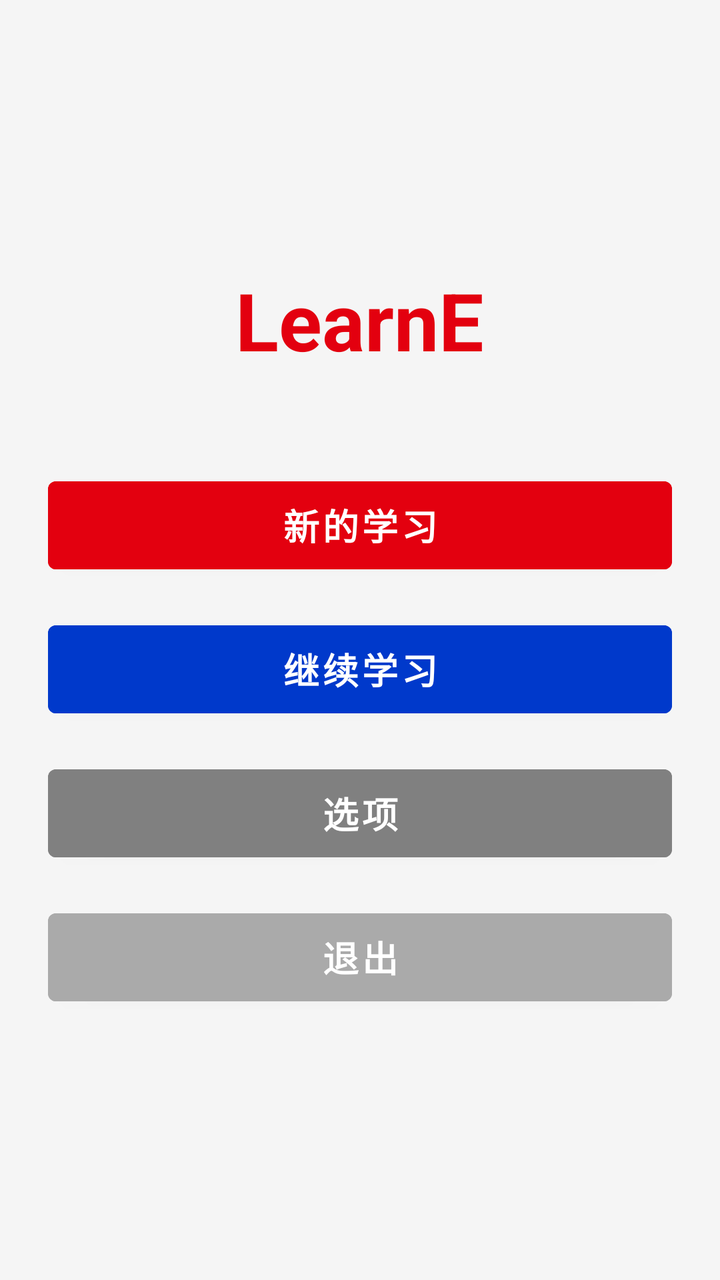
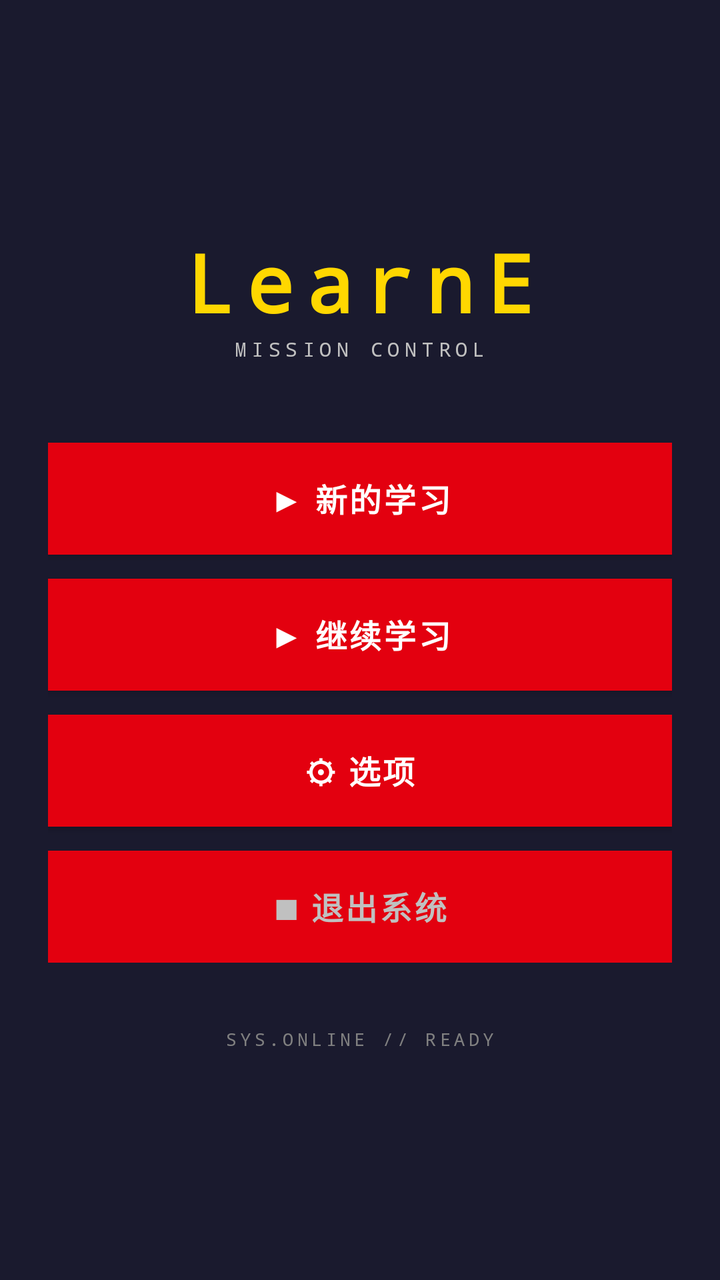

Before-and-after screenshots of an Android layout around one commit, followed by the original layout XML and the change that was made.
<!-- AndroidManifest.xml: activity theme Theme.LearnE -->
<!-- res/layout/activity_study_plan.xml -->
<?xml version="1.0" encoding="utf-8"?>
<LinearLayout
    xmlns:android="http://schemas.android.com/apk/res/android"
    android:layout_width="match_parent"
    android:layout_height="match_parent"
    android:orientation="vertical"
    android:background="#F5F5F5"
    android:padding="24dp"
    android:gravity="center">

    <TextView
        android:layout_width="wrap_content"
        android:layout_height="wrap_content"
        android:text="LearnE"
        android:textColor="#E3000F"
        android:textSize="40sp"
        android:textStyle="bold"
        android:layout_gravity="center_horizontal"/>

    
    <LinearLayout
        android:layout_width="match_parent"
        android:layout_height="wrap_content"
        android:orientation="vertical"
        android:layout_marginTop="48dp">

        
        <Button
            android:id="@+id/btn_new_journey"
            android:layout_width="match_parent"
            android:layout_height="56dp"
            android:text="新的学习"
            android:textColor="#FFFFFF"
            android:textSize="18sp"
            android:textStyle="bold"
            android:layout_marginBottom="16dp"
            android:backgroundTint="#E3000F"/>

        
        <Button
            android:id="@+id/btn_continue_journey"
            android:layout_width="match_parent"
            android:layout_height="56dp"
            android:text="继续学习"
            android:textColor="#FFFFFF"
            android:textSize="18sp"
            android:textStyle="bold"
            android:layout_marginBottom="16dp"
            android:backgroundTint="#0039CB"/>

        
        <Button
            android:id="@+id/btn_settings"
            android:layout_width="match_parent"
            android:layout_height="56dp"
            android:text="选项"
            android:textColor="#FFFFFF"
            android:textSize="18sp"
            android:textStyle="bold"
            android:layout_marginBottom="16dp"
            android:backgroundTint="#808080"/>

        
        <Button
            android:id="@+id/btn_exit"
            android:layout_width="match_parent"
            android:layout_height="56dp"
            android:text="退出"
            android:textColor="#FFFFFF"
            android:textSize="18sp"
            android:textStyle="bold"
            android:backgroundTint="#AAAAAA"/>

    </LinearLayout>

</LinearLayout>
<!-- resources referenced by this layout -->
<resources>
  <style name="Theme.LearnE" parent="Theme.MaterialComponents.Light.NoActionBar">
          <item name="colorPrimary">@color/primary</item>
          <item name="colorPrimaryDark">@color/primary_dark</item>
          <item name="colorAccent">@color/accent</item>
      </style>
  <color name="primary">#E3000F</color>
  <color name="primary_dark">#B3000C</color>
  <color name="accent">#0039CB</color>
</resources>

<!-- the commit's change to res/layout/activity_study_plan.xml (unified diff, before → after) -->
@@ -4,73 +4,102 @@
     android:layout_width="match_parent"
     android:layout_height="match_parent"
     android:orientation="vertical"
-    android:background="#F5F5F5"
+    android:background="@color/mecha_hull"
     android:padding="24dp"
     android:gravity="center">
+
+    
+    <TextView
+        android:layout_width="wrap_content"
+        android:layout_height="wrap_content"
+        android:text="LearnE"
+        android:textColor="@color/mecha_gold"
+        android:textSize="40sp"
+        android:textStyle="bold"
+        android:fontFamily="monospace"
+        android:letterSpacing="0.15"
+        android:layout_gravity="center_horizontal"/>
 
     <TextView
         android:layout_width="wrap_content"
         android:layout_height="wrap_content"
-        android:text="LearnE"
-        android:textColor="#E3000F"
-        android:textSize="40sp"
-        android:textStyle="bold"
-        android:layout_gravity="center_horizontal"/>
+        android:text="MISSION CONTROL"
+        android:textColor="@color/mecha_armor"
+        android:textSize="10sp"
+        android:fontFamily="monospace"
+        android:letterSpacing="0.25"
+        android:layout_gravity="center_horizontal"
+        android:layout_marginBottom="4dp"/>
 
     
     <LinearLayout
         android:layout_width="match_parent"
         android:layout_height="wrap_content"
         android:orientation="vertical"
-        android:layout_marginTop="48dp">
+        android:layout_marginTop="36dp">
 
         
         <Button
             android:id="@+id/btn_new_journey"
             android:layout_width="match_parent"
             android:layout_height="56dp"
-            android:text="新的学习"
-            android:textColor="#FFFFFF"
-            android:textSize="18sp"
+            android:text="▶ 新的学习"
+            android:textColor="@color/mecha_white"
+            android:textSize="16sp"
             android:textStyle="bold"
-            android:layout_marginBottom="16dp"
-            android:backgroundTint="#E3000F"/>
+            android:background="@drawable/btn_primary"
+            android:layout_marginBottom="12dp"
+            android:letterSpacing="0.08"/>
 
         
         <Button
             android:id="@+id/btn_continue_journey"
             android:layout_width="match_parent"
             android:layout_height="56dp"
-            android:text="继续学习"
-            android:textColor="#FFFFFF"
-            android:textSize="18sp"
+            android:text="▶ 继续学习"
+            android:textColor="@color/mecha_white"
+            android:textSize="16sp"
             android:textStyle="bold"
-            android:layout_marginBottom="16dp"
-            android:backgroundTint="#0039CB"/>
+            android:background="@drawable/btn_accent"
+            android:layout_marginBottom="12dp"
+            android:letterSpacing="0.08"/>
 
         
         <Button
             android:id="@+id/btn_settings"
             android:layout_width="match_parent"
             android:layout_height="56dp"
-            android:text="选项"
-            android:textColor="#FFFFFF"
-            android:textSize="18sp"
+            android:text="⚙ 选项"
+            android:textColor="@color/mecha_white"
+            android:textSize="16sp"
             android:textStyle="bold"
-            android:layout_marginBottom="16dp"
-            android:backgroundTint="#808080"/>
+            android:background="@drawable/btn_gold"
+            android:layout_marginBottom="12dp"
+            android:letterSpacing="0.08"/>
 
         
         <Button
             android:id="@+id/btn_exit"
             android:layout_width="match_parent"
             android:layout_height="56dp"
-            android:text="退出"
-            android:textColor="#FFFFFF"
-            android:textSize="18sp"
+            android:text="■ 退出系统"
+            android:textColor="@color/mecha_armor"
+            android:textSize="16sp"
             android:textStyle="bold"
-            android:backgroundTint="#AAAAAA"/>
+            android:background="@drawable/card_metal"
+            android:letterSpacing="0.08"/>
 
     </LinearLayout>
 
+    
+    <TextView
+        android:layout_width="wrap_content"
+        android:layout_height="wrap_content"
+        android:layout_marginTop="32dp"
+        android:text="SYS.ONLINE // READY"
+        android:textColor="@color/mecha_armor_dark"
+        android:textSize="9sp"
+        android:fontFamily="monospace"
+        android:letterSpacing="0.2"/>
+
 </LinearLayout>
<!-- resource entries referenced after the edit -->
@@ -1,12 +1,74 @@
 <!-- resources referenced by this layout -->
 <resources>
+  <color name="mecha_armor">#C0C0C0</color>
+  <color name="mecha_armor_dark">#808080</color>
+  <color name="mecha_gold">#FFD700</color>
+  <color name="mecha_hull">#1A1A2E</color>
+  <color name="mecha_white">#FFFFFF</color>
+  <!-- drawable btn_accent (drawable) -->
+  <?xml version="1.0" encoding="utf-8"?>
+  <selector xmlns:android="http://schemas.android.com/apk/res/android">
+      <item android:state_pressed="true">
+          <shape android:shape="rectangle">
+              <solid android:color="#002D9E"/>
+              <stroke android:width="2dp" android:color="#FFD700"/>
+          </shape>
+      </item>
+      <item>
+          <shape android:shape="rectangle">
+              <solid android:color="#0039CB"/>
+              <stroke android:width="1dp" android:color="#C0C0C0"/>
+          </shape>
+      </item>
+  </selector>
+  <!-- drawable btn_gold (drawable) -->
+  <?xml version="1.0" encoding="utf-8"?>
+  <selector xmlns:android="http://schemas.android.com/apk/res/android">
+      <item android:state_pressed="true">
+          <shape android:shape="rectangle">
+              <solid android:color="#C8A200"/>
+              <stroke android:width="2dp" android:color="#E3000F"/>
+          </shape>
+      </item>
+      <item>
+          <shape android:shape="rectangle">
+              <solid android:color="#FFD700"/>
+              <stroke android:width="1dp" android:color="#808080"/>
+          </shape>
+      </item>
+  </selector>
+  <!-- drawable btn_primary (drawable) -->
+  <?xml version="1.0" encoding="utf-8"?>
+  <selector xmlns:android="http://schemas.android.com/apk/res/android">
+      <item android:state_pressed="true">
+          <shape android:shape="rectangle">
+              <solid android:color="#B3000C"/>
+              <stroke android:width="2dp" android:color="#FFD700"/>
+          </shape>
+      </item>
+      <item>
+          <shape android:shape="rectangle">
+              <solid android:color="#E3000F"/>
+              <stroke android:width="1dp" android:color="#C0C0C0"/>
+          </shape>
+      </item>
+  </selector>
+  <!-- drawable card_metal (drawable) -->
+  <?xml version="1.0" encoding="utf-8"?>
+  <shape xmlns:android="http://schemas.android.com/apk/res/android" android:shape="rectangle">
+      <gradient android:startColor="#252542" android:endColor="#1A1A2E" android:angle="135"/>
+      <stroke android:width="2dp" android:color="#C0C0C0"/>
+  </shape>
   <style name="Theme.LearnE" parent="Theme.MaterialComponents.Light.NoActionBar">
-          <item name="colorPrimary">@color/primary</item>
-          <item name="colorPrimaryDark">@color/primary_dark</item>
-          <item name="colorAccent">@color/accent</item>
+          <item name="colorPrimary">@color/mecha_red</item>
+          <item name="colorPrimaryDark">@color/mecha_red_dark</item>
+          <item name="colorAccent">@color/mecha_gold</item>
+          <item name="android:windowBackground">@color/mecha_offwhite</item>
+          <item name="android:statusBarColor">@color/mecha_hull</item>
+          <item name="android:navigationBarColor">@color/mecha_hull</item>
       </style>
-  <color name="primary">#E3000F</color>
-  <color name="primary_dark">#B3000C</color>
-  <color name="accent">#0039CB</color>
+  <color name="mecha_red">#E3000F</color>
+  <color name="mecha_red_dark">#B3000C</color>
+  <color name="mecha_offwhite">#E8ECF0</color>
 </resources>
 
